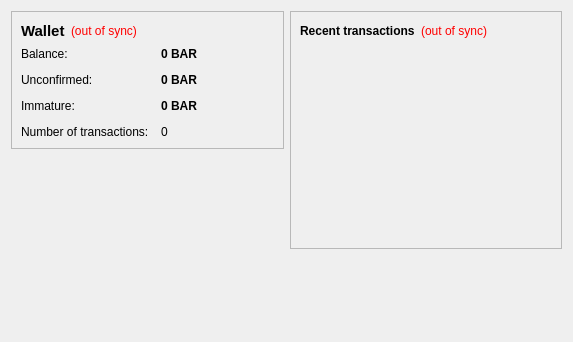
Old version of the form src/qt/forms/overviewpage.ui in the repository Boldcoin/Boldcoin.
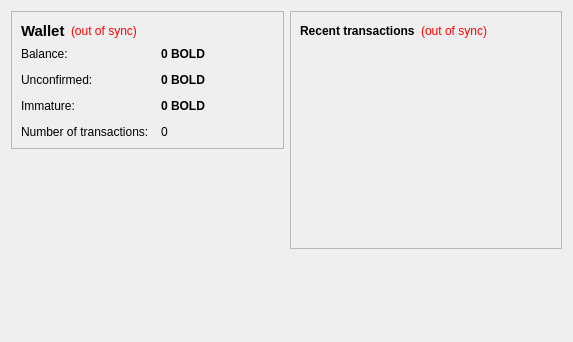
New version of the form.

The edit to the form file:
```diff
--- a/src/qt/forms/overviewpage.ui
+++ b/src/qt/forms/overviewpage.ui
@@ -105,7 +105,7 @@
              <string>Your current balance</string>
             </property>
             <property name="text">
-             <string notr="true">0 BAR</string>
+             <string notr="true">0 BOLD</string>
             </property>
             <property name="textInteractionFlags">
              <set>Qt::LinksAccessibleByMouse|Qt::TextSelectableByKeyboard|Qt::TextSelectableByMouse</set>
@@ -134,7 +134,7 @@
              <string>Total of transactions that have yet to be confirmed, and do not yet count toward the current balance</string>
             </property>
             <property name="text">
-             <string notr="true">0 BAR</string>
+             <string notr="true">0 BOLD</string>
             </property>
             <property name="textInteractionFlags">
              <set>Qt::LinksAccessibleByMouse|Qt::TextSelectableByKeyboard|Qt::TextSelectableByMouse</set>
@@ -177,7 +177,7 @@
              <string>Mined balance that has not yet matured</string>
             </property>
             <property name="text">
-             <string notr="true">0 BAR</string>
+             <string notr="true">0 BOLD</string>
             </property>
             <property name="textInteractionFlags">
              <set>Qt::LinksAccessibleByMouse|Qt::TextSelectableByKeyboard|Qt::TextSelectableByMouse</set>
```
Left out of the diff: 4 changed lines with no effect on the pictures.
